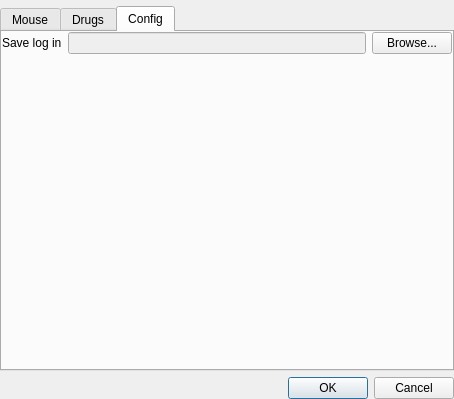
Above: GUI/StartScreen.ui from MarinManuel/PhysioMonitor before the change. Below: the same form after it.
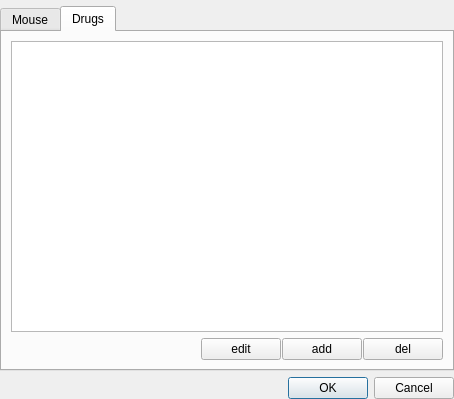
That is the form after the change. The open tabs and pages were chosen to show the change.

```diff
--- a/GUI/StartScreen.ui
+++ b/GUI/StartScreen.ui
@@ -292,63 +292,6 @@
          </item>
         </layout>
        </widget>
-       <widget class="QWidget" name="tabWidgetPage4">
-        <attribute name="title">
-         <string>Config</string>
-        </attribute>
-        <layout class="QHBoxLayout" name="horizontalLayout_8">
-         <property name="leftMargin">
-          <number>0</number>
-         </property>
-         <property name="topMargin">
-          <number>0</number>
-         </property>
-         <property name="rightMargin">
-          <number>0</number>
-         </property>
-         <property name="bottomMargin">
-          <number>0</number>
-         </property>
-         <item>
-          <layout class="QGridLayout" name="gridLayout">
-           <item row="0" column="0">
-            <widget class="QLabel" name="label_8">
-             <property name="text">
-              <string>Save log in</string>
-             </property>
-            </widget>
-           </item>
-           <item row="1" column="0">
-            <spacer name="verticalSpacer">
-             <property name="orientation">
-              <enum>Qt::Vertical</enum>
-             </property>
-             <property name="sizeHint" stdset="0">
-              <size>
-               <width>20</width>
-               <height>40</height>
-              </size>
-             </property>
-            </spacer>
-           </item>
-           <item row="0" column="1">
-            <widget class="QLineEdit" name="savePathLineEdit">
-             <property name="enabled">
-              <bool>false</bool>
-             </property>
-            </widget>
-           </item>
-           <item row="0" column="2">
-            <widget class="QPushButton" name="savePathBrowseButton">
-             <property name="text">
-              <string>Browse...</string>
-             </property>
-            </widget>
-           </item>
-          </layout>
-         </item>
-        </layout>
-       </widget>
       </widget>
      </item>
      <item>
```
Left out of the diff: 4 changed lines with no effect on the pictures.
